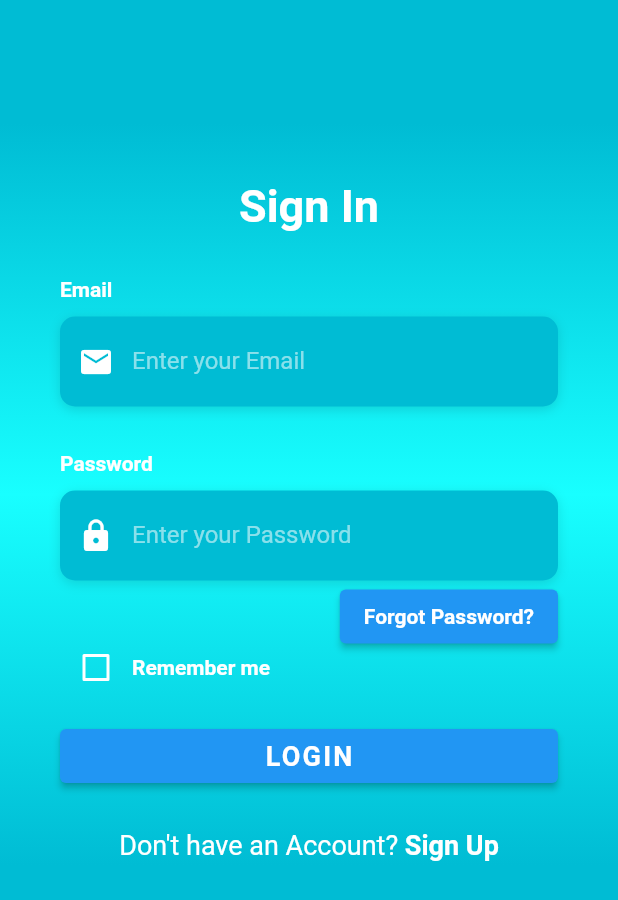
After one commit to jashanpreet-singh-99/smart_garage, a Flutter app: the LoginScreen screen opened directly, on a phone screen of 412 x 824 dp. The commit adds this screen. Shown: the top 900 px of the screen. Run offline on Flutter 3.47's test engine with Material 2 defaults, Android fonts, the phone set to English and light mode, and no system bars; our stand-ins replace flutter_login; network calls fail; Roboto replaces fonts that are missing (OpenSans).

Commit message:
static login screen update

```diff
--- /dev/null
+++ b/lib/activities/login_screen.dart
@@ -0,0 +1,250 @@
+import 'package:flutter/material.dart';
+import 'package:flutter/services.dart';
+import 'package:smart_garage/utils/constants.dart';
+
+class LoginScreen extends StatefulWidget {
+  @override
+  _LoginScreenState createState() => _LoginScreenState();
+}
+
+class _LoginScreenState extends State<LoginScreen> {
+  bool _rememberMe = false;
+
+  Widget _buildEmailTF() {
+    return Column(
+      crossAxisAlignment: CrossAxisAlignment.start,
+      children: <Widget>[
+        Text(
+          'Email',
+          style: kLabelStyle,
+        ),
+        SizedBox(height: 10.0),
+        Container(
+          alignment: Alignment.centerLeft,
+          decoration: kBoxDecorationStyle,
+          height: 60.0,
+          child: TextField(
+            keyboardType: TextInputType.emailAddress,
+            style: TextStyle(
+              color: Colors.white,
+              fontFamily: 'OpenSans',
+            ),
+            decoration: InputDecoration(
+              border: InputBorder.none,
+              contentPadding: EdgeInsets.only(top: 14.0),
+              prefixIcon: Icon(
+                Icons.email,
+                color: Colors.white,
+              ),
+              hintText: 'Enter your Email',
+              hintStyle: kHintTextStyle,
+            ),
+          ),
+        ),
+      ],
+    );
+  }
+
+  Widget _buildPasswordTF() {
+    return Column(
+      crossAxisAlignment: CrossAxisAlignment.start,
+      children: <Widget>[
+        Text(
+          'Password',
+          style: kLabelStyle,
+        ),
+        SizedBox(height: 10.0),
+        Container(
+          alignment: Alignment.centerLeft,
+          decoration: kBoxDecorationStyle,
+          height: 60.0,
+          child: TextField(
+            obscureText: true,
+            style: TextStyle(
+              color: Colors.white,
+              fontFamily: 'OpenSans',
+            ),
+            decoration: InputDecoration(
+              border: InputBorder.none,
+              contentPadding: EdgeInsets.only(top: 14.0),
+              prefixIcon: Icon(
+                Icons.lock,
+                color: Colors.white,
+              ),
+              hintText: 'Enter your Password',
+              hintStyle: kHintTextStyle,
+            ),
+          ),
+        ),
+      ],
+    );
+  }
+
+  Widget _buildForgotPasswordBtn() {
+    return Container(
+      alignment: Alignment.centerRight,
+      child: ElevatedButton(
+        onPressed: () => print('Forgot Password Button Pressed'),
+        //padding: EdgeInsets.only(right: 0.0),
+        child: Text(
+          'Forgot Password?',
+          style: kLabelStyle,
+        ),
+      ),
+    );
+  }
+
+  Widget _buildRememberMeCheckbox() {
+    return Container(
+      height: 20.0,
+      child: Row(
+        children: <Widget>[
+          Theme(
+            data: ThemeData(unselectedWidgetColor: Colors.white),
+            child: Checkbox(
+              value: _rememberMe,
+              checkColor: Colors.green,
+              activeColor: Colors.white,
+              onChanged: (value) {
+                setState(() {
+                  _rememberMe = value!;
+                });
+              },
+            ),
+          ),
+          Text(
+            'Remember me',
+            style: kLabelStyle,
+          ),
+        ],
+      ),
+    );
+  }
+
+  Widget _buildLoginBtn() {
+    return Container(
+      padding: EdgeInsets.symmetric(vertical: 25.0),
+      width: double.infinity,
+      child: ElevatedButton(
+        //elevation: 5.0,
+        onPressed: () => print('Login Button Pressed'),
+
+        //child: Text("this is a button"),
+        //padding: EdgeInsets.all(15.0),
+        //shape: RoundedRectangleBorder(
+         // borderRadius: BorderRadius.circular(30.0),
+
+        //color: Colors.white,
+        child: Text(
+
+          'LOGIN',
+          style: TextStyle(
+            color: Colors.white,
+            letterSpacing: 1.5,
+            fontSize: 18.0,
+            fontWeight: FontWeight.bold,
+            fontFamily: 'OpenSans',
+          ),
+        ),
+      ),
+    );
+  }
+
+
+
+
+  Widget _buildSignupBtn() {
+    return GestureDetector(
+      onTap: () => print('Sign Up Button Pressed'),
+      child: RichText(
+        text: TextSpan(
+          children: [
+            TextSpan(
+              text: 'Don\'t have an Account? ',
+              style: TextStyle(
+                color: Colors.white,
+                fontSize: 18.0,
+                fontWeight: FontWeight.w400,
+              ),
+            ),
+            TextSpan(
+              text: 'Sign Up',
+              style: TextStyle(
+                color: Colors.white,
+                fontSize: 18.0,
+                fontWeight: FontWeight.bold,
+              ),
+            ),
+          ],
+        ),
+      ),
+    );
+  }
+
+  @override
+  Widget build(BuildContext context) {
+    return Scaffold(
+      body: AnnotatedRegion<SystemUiOverlayStyle>(
+        value: SystemUiOverlayStyle.light,
+        child: GestureDetector(
+          onTap: () => FocusScope.of(context).unfocus(),
+          child: Stack(
+            children: <Widget>[
+              Container(
+                height: double.infinity,
+                width: double.infinity,
+                decoration: BoxDecoration(
+                  gradient: LinearGradient(
+                    begin: Alignment.topCenter,
+                    end: Alignment.bottomCenter,
+                    colors: [
+                      Colors.cyan,
+                      Colors.cyanAccent,
+                      Colors.cyan,
+                      Colors.cyan,
+                    ],
+                    stops: [0.1, 0.4, 0.7, 0.9],
+                  ),
+                ),
+              ),
+              Container(
+                height: double.infinity,
+                child: SingleChildScrollView(
+                  physics: AlwaysScrollableScrollPhysics(),
+                  padding: EdgeInsets.symmetric(
+                    horizontal: 40.0,
+                    vertical: 120.0,
+                  ),
+                  child: Column(
+                    mainAxisAlignment: MainAxisAlignment.center,
+                    children: <Widget>[
+                      Text(
+                        'Sign In',
+                        style: TextStyle(
+                          color: Colors.white,
+                          fontFamily: 'OpenSans',
+                          fontSize: 30.0,
+                          fontWeight: FontWeight.bold,
+                        ),
+                      ),
+                      SizedBox(height: 30.0),
+                      _buildEmailTF(),
+                      SizedBox(
+                        height: 30.0,
+                      ),
+                      _buildPasswordTF(),
+                      _buildForgotPasswordBtn(),
+                      _buildRememberMeCheckbox(),
+                      _buildLoginBtn(),
+                      _buildSignupBtn(),
+                    ],
+                  ),
+                ),
+              )
+            ],
+          ),
+        ),
+      ),
+    );
+  }
+}
--- a/lib/activities/splash_screen.dart
+++ b/lib/activities/splash_screen.dart
@@ -2,6 +2,8 @@ import 'dart:async';
 
 import 'package:flutter/material.dart';
 import 'package:smart_garage/activities/register_screen.dart';
+import 'package:smart_garage/activities/login_screen.dart';
+import 'package:smart_garage/activities/login_screen1.dart';
 
 class SplashScreen extends StatefulWidget {
   const SplashScreen({
@@ -19,7 +21,7 @@ class _SplashScreenState extends State<SplashScreen> {
     Timer(const Duration(milliseconds: 1000), () {
       Navigator.push(
         context,
-        MaterialPageRoute(builder: (context) => const RegisterScreen()),
+        MaterialPageRoute(builder: (context) =>  LoginScreenA()),
       );
     });
   }
--- /dev/null
+++ b/lib/utils/constants.dart
@@ -0,0 +1,24 @@
+import 'package:flutter/material.dart';
+
+final kHintTextStyle = TextStyle(
+  color: Colors.white54,
+  fontFamily: 'OpenSans',
+);
+
+final kLabelStyle = TextStyle(
+  color: Colors.white,
+  fontWeight: FontWeight.bold,
+  fontFamily: 'OpenSans',
+);
+
+final kBoxDecorationStyle = BoxDecoration(
+  color: Colors.cyan,
+  borderRadius: BorderRadius.circular(10.0),
+  boxShadow: [
+    BoxShadow(
+      color: Colors.black12,
+      blurRadius: 6.0,
+      offset: Offset(0, 2),
+    ),
+  ],
+);
--- a/pubspec.yaml
+++ b/pubspec.yaml
@@ -38,6 +38,7 @@ dependencies:
   cupertino_icons: ^1.0.2
   provider: ^6.0.4
   http: ^0.13.5
+  flutter_login: ^4.0.0
 
 dev_dependencies:
   flutter_test:
```
Also changed, not shown: lib/activities/home_screen/dash_page.dart (+5 -5 lines), lib/activities/home_screen/lighting_page.dart (+21 -14 lines), lib/activities/login_screen1.dart (added, +58 -0 lines), pubspec.lock, 5 other files.
